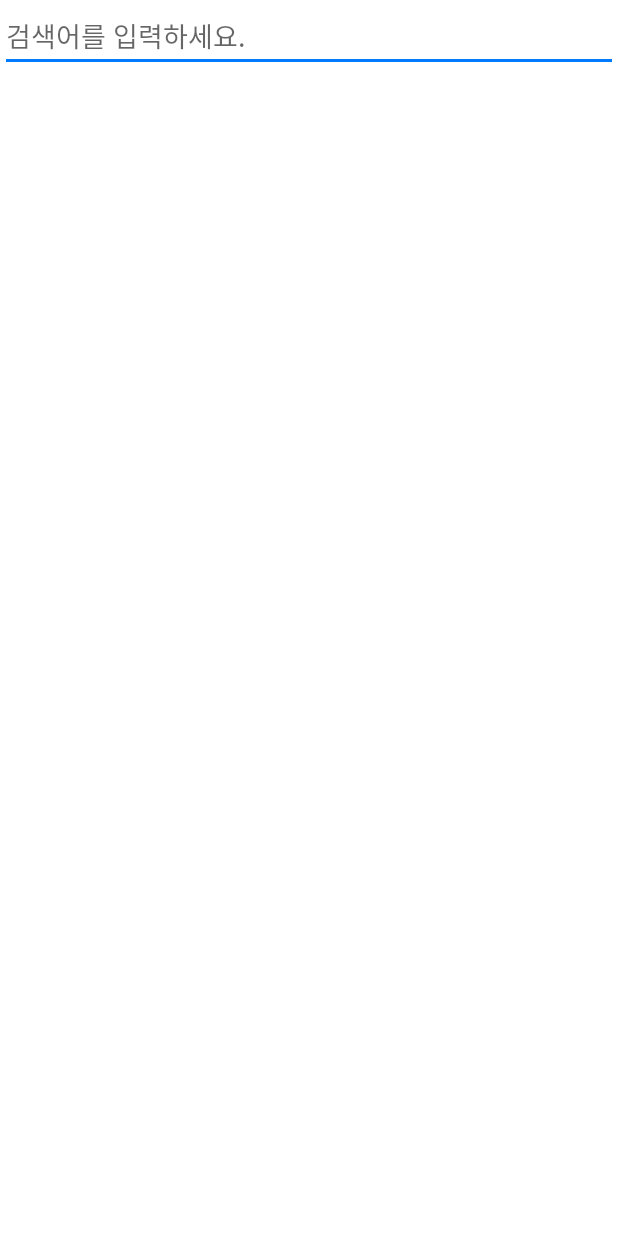
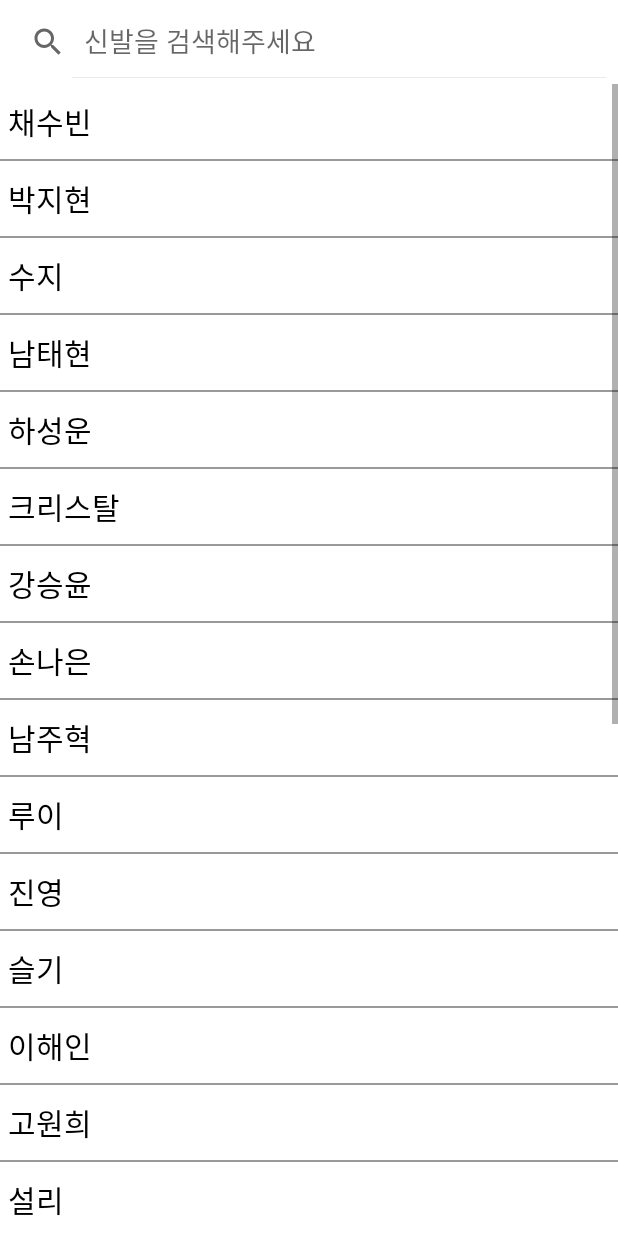
Before and after one commit to 1230tjdgns/capstone2, an Android app: the fragment SearchFragment shown on its own in the app's theme, on a phone screen of 412 x 824 dp. Run offline under Robolectric (Android 15) with nearby library versions, the phone set to English and light mode, and no system bars.

Commit message:
SearchFragment

```diff
--- a/app/src/main/java/com/capstone/affinity_ad/HomeActivity.java
+++ b/app/src/main/java/com/capstone/affinity_ad/HomeActivity.java
@@ -62,7 +62,7 @@ public class HomeActivity extends AppCompatActivity {
                     }
                     case R.id.search: {
                         //new Fragment() 대신 이동 할 프래그 클래스 적기
-                        getSupportFragmentManager().beginTransaction().replace(R.id.mainFrame, new Fragment()).commit();
+                        getSupportFragmentManager().beginTransaction().replace(R.id.mainFrame, new SearchFragment()).commit();
                         return true;
                     }
                     case R.id.profile: {
--- /dev/null
+++ b/app/src/main/java/com/capstone/affinity_ad/SearchAdapter.java
@@ -0,0 +1,65 @@
+package com.capstone.affinity_ad;
+
+import android.content.Context;
+import android.view.LayoutInflater;
+import android.view.View;
+import android.view.ViewGroup;
+import android.widget.BaseAdapter;
+import android.widget.TextView;
+
+import java.util.List;
+/**
+ * Created by Administrator on 2017-08-07.
+ */
+
+public class SearchAdapter extends BaseAdapter {
+
+    private Context context;
+    private List<String> list;
+    private LayoutInflater inflate;
+    private ViewHolder viewHolder;
+
+    public SearchAdapter(List<String> list, Context context){
+        this.list = list;
+        this.context = context;
+        this.inflate = LayoutInflater.from(context);
+    }
+    @Override
+    public int getCount() {
+        return list.size();
+    }
+
+    @Override
+    public Object getItem(int i) {
+        return null;
+    }
+
+    @Override
+    public long getItemId(int i) {
+        return 0;
+    }
+
+    @Override
+    public View getView(int position, View convertView, ViewGroup viewGroup) {
+        if(convertView == null){
+            convertView = inflate.inflate(R.layout.listview,null);
+
+            viewHolder = new ViewHolder();
+            viewHolder.label = (TextView) convertView.findViewById(R.id.label);
+
+            convertView.setTag(viewHolder);
+        }else{
+            viewHolder = (ViewHolder)convertView.getTag();
+        }
+
+        // 리스트에 있는 데이터를 리스트뷰 셀에 뿌린다.
+        viewHolder.label.setText(list.get(position));
+
+        return convertView;
+    }
+
+    class ViewHolder{
+        public TextView label;
+    }
+
+}
--- a/app/src/main/java/com/capstone/affinity_ad/SearchFragment.java
+++ b/app/src/main/java/com/capstone/affinity_ad/SearchFragment.java
@@ -2,6 +2,7 @@ package com.capstone.affinity_ad;
 
 import android.os.Bundle;
 
+import androidx.appcompat.widget.SearchView;
 import androidx.fragment.app.Fragment;
 
 import android.text.Editable;
@@ -11,7 +12,6 @@ import android.view.View;
 import android.view.ViewGroup;
 import android.widget.EditText;
 import android.widget.ListView;
-import android.widget.SearchView;
 
 import java.util.ArrayList;
 import java.util.List;
@@ -28,6 +28,9 @@ public class SearchFragment extends Fragment {
     private EditText editSearch;        // 검색어를 입력할 Input 창
     private SearchAdapter adapter;      // 리스트뷰에 연결할 아답터
     private ArrayList<String> arraylist;
+
+    private androidx.appcompat.widget.SearchView searchView;
+
 
     // TODO: Rename parameter arguments, choose names that match
     // the fragment initialization parameters, e.g. ARG_ITEM_NUMBER
@@ -70,12 +73,12 @@ public class SearchFragment extends Fragment {
     }
 
     @Override
-    public View onCreateView(LayoutInflater inflater, ViewGroup container,
-                             Bundle savedInstanceState) {
+    public View onCreateView(LayoutInflater inflater, ViewGroup container,Bundle savedInstanceState) {
         // Inflate the layout for this fragment
         View frag_view = inflater.inflate(R.layout.fragment_search,container,false);
-        editSearch = (EditText) frag_view.findViewById(R.id.editSearch);
+        //editSearch = (EditText) frag_view.findViewById(R.id.editSearch);
         listView = (ListView) frag_view.findViewById(R.id.listView);
+        searchView=frag_view.findViewById(R.id.search);
 // 리스트를 생성한다.
         list = new ArrayList<String>();
         // 검색에 사용할 데이터을 미리 저장한다.
@@ -89,21 +92,34 @@ public class SearchFragment extends Fragment {
         listView.setAdapter(adapter);
 
 
-        editSearch.addTextChangedListener(new TextWatcher() {
+//        editSearch.addTextChangedListener(new TextWatcher() {
+//            @Override
+//            public void beforeTextChanged(CharSequence charSequence, int i, int i1, int i2) {
+//            }
+//
+//            @Override
+//            public void onTextChanged(CharSequence charSequence, int i, int i1, int i2) {
+//
+//            }
+//            @Override
+//            public void afterTextChanged(Editable editable) {
+//                // input창에 문자를 입력할때마다 호출된다.
+//                // search 메소드를 호출한다.
+//                String text = editSearch.getText().toString();
+//                search(text);
+//            }
+//        });
+        searchView.setOnQueryTextListener(new SearchView.OnQueryTextListener() {
             @Override
-            public void beforeTextChanged(CharSequence charSequence, int i, int i1, int i2) {
+            public boolean onQueryTextSubmit(String query) {
+                return false;
             }
 
             @Override
-            public void onTextChanged(CharSequence charSequence, int i, int i1, int i2) {
+            public boolean onQueryTextChange(String newText) {
 
-            }
-            @Override
-            public void afterTextChanged(Editable editable) {
-                // input창에 문자를 입력할때마다 호출된다.
-                // search 메소드를 호출한다.
-                String text = editSearch.getText().toString();
-                search(text);
+                search(newText);
+                return false;
             }
         });
         return frag_view;
@@ -159,9 +175,9 @@ public class SearchFragment extends Fragment {
         list.add("박혜수");
         list.add("카이");
         list.add("진세연");
-        list.add("동호");
-        list.add("박세완");
-        list.add("도희");
+        list.add("1");
+        list.add("123");
+        list.add("1234");
         list.add("창모");
         list.add("허영지");
     }
--- a/app/src/main/res/layout/fragment_search.xml
+++ b/app/src/main/res/layout/fragment_search.xml
@@ -9,11 +9,35 @@
         android:layout_width="match_parent"
         android:layout_height="match_parent"
         android:orientation="vertical">
-        <EditText
-            android:id="@+id/editSearch"
+
+        <androidx.appcompat.widget.Toolbar
+            android:layout_width="match_parent"
+            android:layout_height="?attr/actionBarSize"
+            app:contentInsetStart="0dp"
+            app:layout_constraintStart_toStartOf="parent"
+            app:layout_constraintTop_toTopOf="parent">
+
+
+
+            <androidx.appcompat.widget.SearchView
+                android:id="@+id/search"
                 android:layout_width="match_parent"
                 android:layout_height="wrap_content"
-            android:hint="검색어를 입력하세요."/>
+                app:closeIcon="@drawable/baseline_clear_24"
+                app:iconifiedByDefault="false"
+                app:queryHint="신발을 검색해주세요"
+                app:layout_constraintBottom_toBottomOf="parent"
+                app:layout_constraintEnd_toEndOf="parent"
+                app:layout_constraintStart_toStartOf="parent"
+                app:layout_constraintTop_toTopOf="parent" />
+        </androidx.appcompat.widget.Toolbar>
+
+
+        <!--        <EditText-->
+        <!--            android:id="@+id/editSearch"-->
+        <!--            android:layout_width="match_parent"-->
+        <!--            android:layout_height="wrap_content"-->
+        <!--            android:hint="검색어를 입력하세요."/>-->
 
         <ListView
             android:id="@+id/listView"
--- /dev/null
+++ b/app/src/main/res/layout/listview.xml
@@ -0,0 +1,15 @@
+<?xml version="1.0" encoding="utf-8"?>
+<LinearLayout xmlns:android="http://schemas.android.com/apk/res/android"
+    android:orientation="vertical" android:layout_width="match_parent"
+    android:layout_height="match_parent">
+
+    <TextView
+        android:id="@+id/label"
+        android:layout_width="match_parent"
+        android:layout_height="50dp"
+        android:gravity="left|center_vertical"
+        android:paddingLeft="5dp"
+        android:textColor="#000000"
+        android:textSize="20dp"/>
+
+</LinearLayout>
```
Lines whose indentation alone changed are shown as unchanged.
